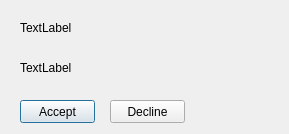
Old version of the form Lab1/UI/ConfirmUpload/confirmuploaddialog.ui in the repository KorobovMS/NetTelecomLabs.
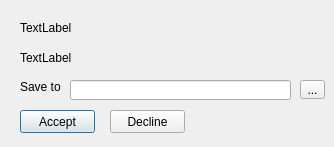
New version of the form.

Commit message: User can choose directory to save file in when there is upload request

```diff
--- a/Lab1/UI/ConfirmUpload/confirmuploaddialog.ui
+++ b/Lab1/UI/ConfirmUpload/confirmuploaddialog.ui
@@ -6,8 +6,8 @@
    <rect>
     <x>0</x>
     <y>0</y>
-    <width>289</width>
-    <height>134</height>
+    <width>334</width>
+    <height>147</height>
    </rect>
   </property>
   <property name="windowTitle">
@@ -17,7 +17,7 @@
    <property name="geometry">
     <rect>
      <x>20</x>
-     <y>100</y>
+     <y>110</y>
      <width>75</width>
      <height>23</height>
     </rect>
@@ -30,7 +30,7 @@
    <property name="geometry">
     <rect>
      <x>110</x>
-     <y>100</y>
+     <y>110</y>
      <width>75</width>
      <height>23</height>
     </rect>
@@ -56,7 +56,7 @@
    <property name="geometry">
     <rect>
      <x>20</x>
-     <y>60</y>
+     <y>50</y>
      <width>251</width>
      <height>16</height>
     </rect>
@@ -65,6 +65,42 @@
     <string>TextLabel</string>
    </property>
   </widget>
+  <widget class="QLabel" name="label">
+   <property name="geometry">
+    <rect>
+     <x>20</x>
+     <y>80</y>
+     <width>46</width>
+     <height>13</height>
+    </rect>
+   </property>
+   <property name="text">
+    <string>Save to</string>
+   </property>
+  </widget>
+  <widget class="QLineEdit" name="lineEditLocation">
+   <property name="geometry">
+    <rect>
+     <x>70</x>
+     <y>80</y>
+     <width>221</width>
+     <height>20</height>
+    </rect>
+   </property>
+  </widget>
+  <widget class="QToolButton" name="toolButtonChooseDir">
+   <property name="geometry">
+    <rect>
+     <x>300</x>
+     <y>80</y>
+     <width>25</width>
+     <height>19</height>
+    </rect>
+   </property>
+   <property name="text">
+    <string>...</string>
+   </property>
+  </widget>
  </widget>
  <resources/>
  <connections/>
```
The commit also changes 2 other files.
